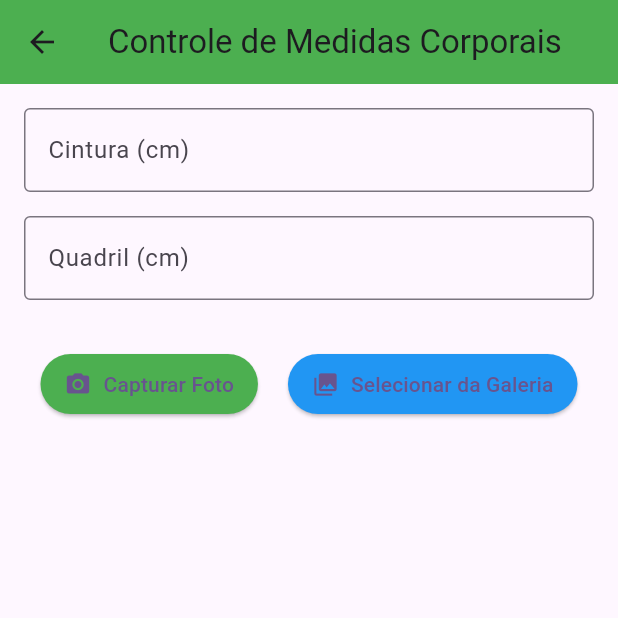
After one commit to JhessikKaellyLeal/ProjetoSaude, a Flutter app: the ControleMedidas screen opened by its route, on a phone screen of 412 x 824 dp, the top half of it. The commit adds this screen. Run offline on Flutter 3.47's test engine with Material 3 defaults, Android fonts, the phone set to English and light mode, and no system bars; our stand-ins replace image_picker, syncfusion_flutter_charts.

Commit message:
finalização da interface

```diff
--- /dev/null
+++ b/saudeapp/lib/view/ControledeMedidas.dart
@@ -0,0 +1,174 @@
+import 'package:flutter/material.dart';
+import 'package:image_picker/image_picker.dart';
+import 'dart:io';
+
+class ControleMedidas extends StatefulWidget {
+  @override
+  _ControleMedidasState createState() => _ControleMedidasState();
+}
+
+class _ControleMedidasState extends State<ControleMedidas> {
+  final TextEditingController _cinturaController = TextEditingController();
+  final TextEditingController _quadrilController = TextEditingController();
+  final List<MedidaCorporal> _medidas = [];
+
+  void _adicionarMedida({bool fromCamera = false}) async {
+    final double cintura = double.tryParse(_cinturaController.text) ?? 0;
+    final double quadril = double.tryParse(_quadrilController.text) ?? 0;
+
+    if (cintura > 0 && quadril > 0) {
+      final XFile? image = await ImagePicker().pickImage(
+        source: fromCamera ? ImageSource.camera : ImageSource.gallery,
+      );
+
+      if (image != null) {
+        setState(() {
+          _medidas.add(MedidaCorporal(
+            cintura: cintura,
+            quadril: quadril,
+            data: DateTime.now(),
+            imagePath: image.path,
+          ));
+        });
+
+        _cinturaController.clear();
+        _quadrilController.clear();
+      }
+    } else {
+      ScaffoldMessenger.of(context).showSnackBar(
+        SnackBar(content: Text('Por favor, insira valores válidos para cintura e quadril!')),
+      );
+    }
+  }
+
+  void _mostrarImagem(String imagePath) {
+    Navigator.push(
+      context,
+      MaterialPageRoute(
+        builder: (context) => VisualizarImagem(imagePath: imagePath),
+      ),
+    );
+  }
+
+  @override
+  Widget build(BuildContext context) {
+    return Scaffold(
+      appBar: AppBar(
+        title: Text('Controle de Medidas Corporais'),
+        backgroundColor: Colors.green,
+      ),
+      body: SingleChildScrollView(
+        child: Padding(
+          padding: const EdgeInsets.all(16.0),
+          child: Column(
+            children: [
+              TextField(
+                controller: _cinturaController,
+                keyboardType: TextInputType.number,
+                decoration: InputDecoration(
+                  labelText: 'Cintura (cm)',
+                  border: OutlineInputBorder(),
+                ),
+              ),
+              SizedBox(height: 16),
+              TextField(
+                controller: _quadrilController,
+                keyboardType: TextInputType.number,
+                decoration: InputDecoration(
+                  labelText: 'Quadril (cm)',
+                  border: OutlineInputBorder(),
+                ),
+              ),
+              SizedBox(height: 32),
+              Row(
+                mainAxisAlignment: MainAxisAlignment.center,
+                children: [
+                  ElevatedButton.icon(
+                    onPressed: () => _adicionarMedida(fromCamera: true),
+                    icon: Icon(Icons.camera_alt),
+                    label: Text('Capturar Foto'),
+                    style: ElevatedButton.styleFrom(
+                      backgroundColor: Colors.green,
+                      disabledBackgroundColor: Colors.white,
+                      padding: EdgeInsets.symmetric(horizontal: 16, vertical: 8),
+                    ),
+                  ),
+                  SizedBox(width: 20),
+                  ElevatedButton.icon(
+                    onPressed: () => _adicionarMedida(fromCamera: false),
+                    icon: Icon(Icons.photo_library),
+                    label: Text('Selecionar da Galeria'),
+                    style: ElevatedButton.styleFrom(
+                      backgroundColor: Colors.blue,
+                      disabledBackgroundColor: Colors.white,
+                      padding: EdgeInsets.symmetric(horizontal: 16, vertical: 8),
+                    ),
+                  ),
+                ],
+              ),
+              SizedBox(height: 32),
+              ListView.builder(
+                shrinkWrap: true,
+                physics: NeverScrollableScrollPhysics(),
+                itemCount: _medidas.length,
+                itemBuilder: (context, index) {
+                  final medida = _medidas[index];
+                  return Card(
+                    child: ListTile(
+                      title: Text(
+                        'Cintura: ${medida.cintura} cm, Quadril: ${medida.quadril} cm',
+                        style: TextStyle(fontSize: 16),
+                      ),
+                      subtitle: Text(
+                        'Data: ${medida.data.day}/${medida.data.month}/${medida.data.year}',
+                        style: TextStyle(fontSize: 14),
+                      ),
+                      leading: Icon(Icons.image),
+                      onTap: () => _mostrarImagem(medida.imagePath),
+                    ),
+                  );
+                },
+              ),
+            ],
+          ),
+        ),
+      ),
+    );
+  }
+}
+
+class MedidaCorporal {
+  final double cintura;
+  final double quadril;
+  final DateTime data;
+  final String imagePath;
+
+  MedidaCorporal({
+    required this.cintura,
+    required this.quadril,
+    required this.data,
+    required this.imagePath,
+  });
+}
+
+class VisualizarImagem extends StatelessWidget {
+  final String imagePath;
+
+  VisualizarImagem({required this.imagePath});
+
+  @override
+  Widget build(BuildContext context) {
+    return Scaffold(
+      appBar: AppBar(
+        title: Text('Imagem'),
+        backgroundColor: Colors.green,
+      ),
+      body: Center(
+        child: Image.file(
+          File(imagePath),
+          fit: BoxFit.contain,
+        ),
+      ),
+    );
+  }
+}
--- a/saudeapp/pubspec.yaml
+++ b/saudeapp/pubspec.yaml
@@ -32,6 +32,7 @@ dependencies:
     sdk: flutter
   syncfusion_flutter_charts: ^21.2.0
   image_picker: ^0.8.5+3
+  intl: ^0.17.0
   #meta: ^1.15.0
   # The following adds the Cupertino Icons font to your application.
   # Use with the CupertinoIcons class for iOS style icons.
```
Also changed, not shown: saudeapp/lib/main.dart (+10 -4 lines), saudeapp/lib/view/BeberAgua.dart (added, +63 -0 lines), saudeapp/lib/view/Home.dart (+107 -71 lines), saudeapp/lib/view/Login.dart (+0 -7 lines), saudeapp/lib/view/RegistroIMC.dart (added, +96 -0 lines), saudeapp/pubspec.lock, 1 other file.
